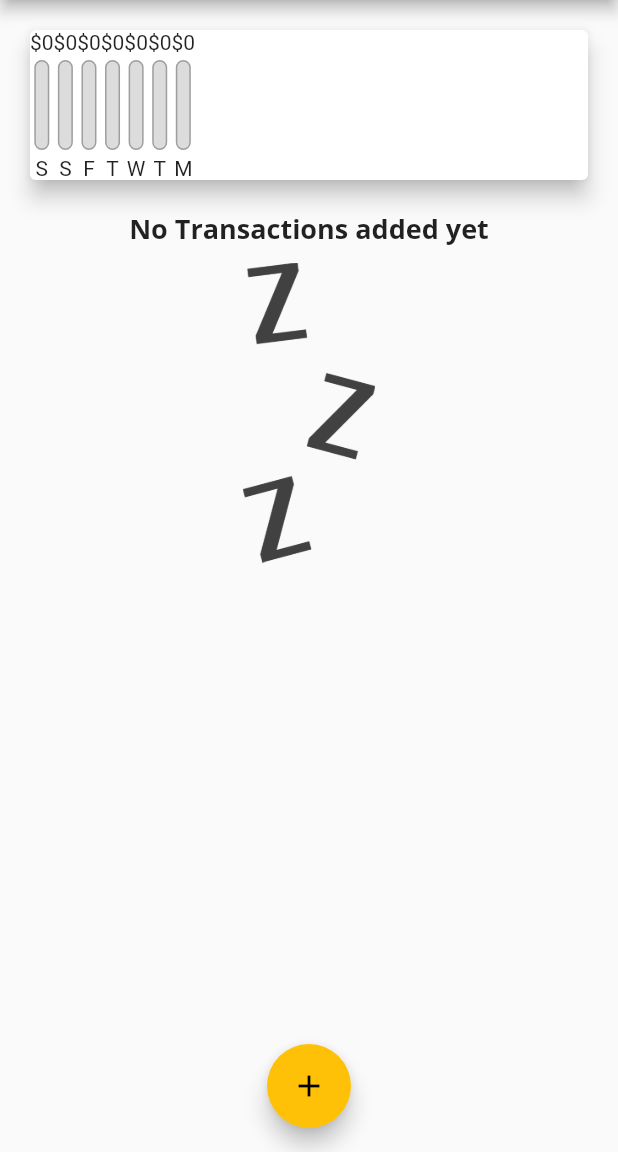
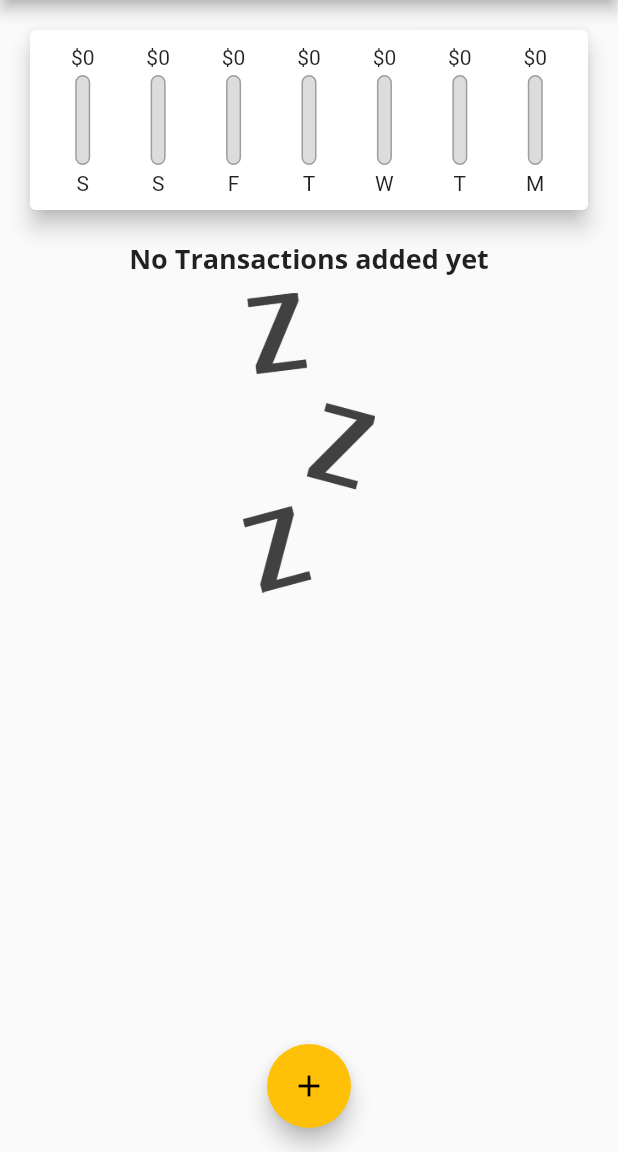
Before and after one commit to Giimhana-Dissanayake/expenses_app, a Flutter app: the screen it shows after launch, on a phone screen of 412 x 824 dp, the part 84-1236 px from its top. Run offline on Flutter 3.47's test engine with Material 2 defaults, Android fonts, the phone set to English and light mode, and no system bars.

Commit message:
104.finishing the chart bars

```diff
--- a/lib/widgets/chart.dart
+++ b/lib/widgets/chart.dart
@@ -51,17 +51,24 @@ class Chart extends StatelessWidget {
     return Card(
       elevation: 6,
       margin: EdgeInsets.all(20),
+      child: Padding(
+        padding: EdgeInsets.all(10),
         child: Row(
+          mainAxisAlignment: MainAxisAlignment.spaceAround,
           children: groupedTransactionValues.map(
             (data) {
-            return ChartBar(
+              return Flexible(
+                fit: FlexFit.tight,
+                child: ChartBar(
                     data['day'] as String,
                     data['amount'] as double,
                     totalSpending == 0.0
                         ? 0.0
-                    : (data['amount'] as double) / totalSpending);
+                        : (data['amount'] as double) / totalSpending),
+              );
             },
           ).toList(),
+        ),
       ),
     );
   }
--- a/lib/widgets/chart_bar.dart
+++ b/lib/widgets/chart_bar.dart
@@ -11,7 +11,9 @@ class ChartBar extends StatelessWidget {
   Widget build(BuildContext context) {
     return Column(
       children: [
-        Text('\$${spendingAmount.toStringAsFixed(0)}'),
+        FittedBox(
+          child: Text('\$${spendingAmount.toStringAsFixed(0)}'),
+        ),
         SizedBox(
           height: 4,
         ),
```
Lines whose indentation alone changed are shown as unchanged.
